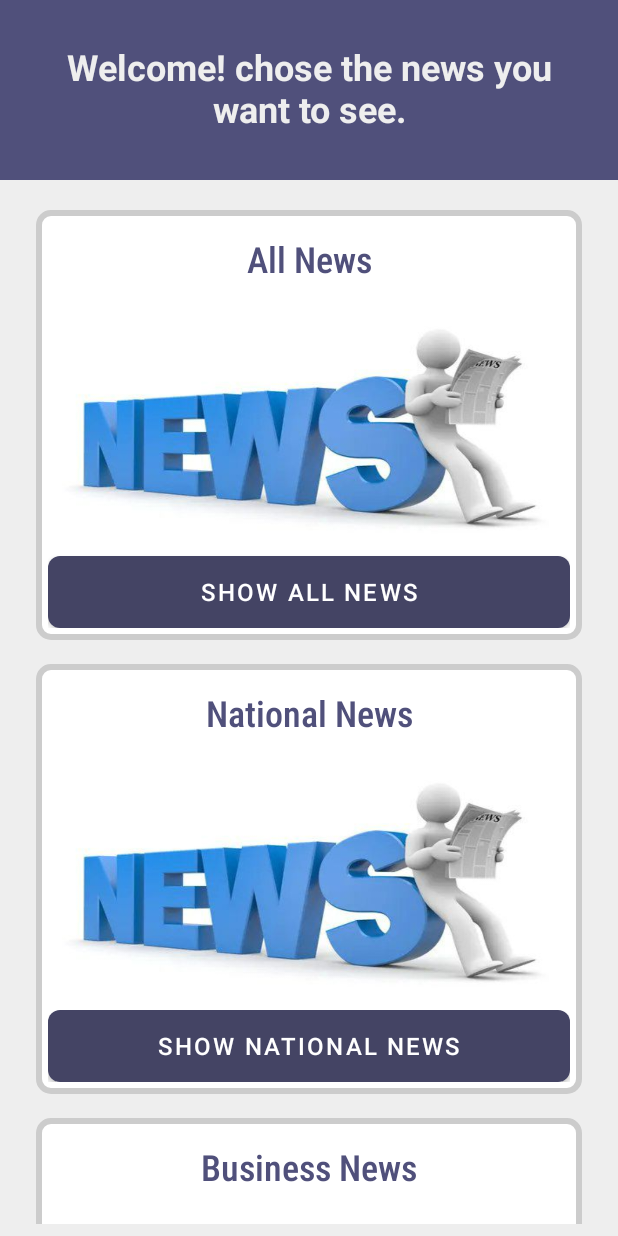
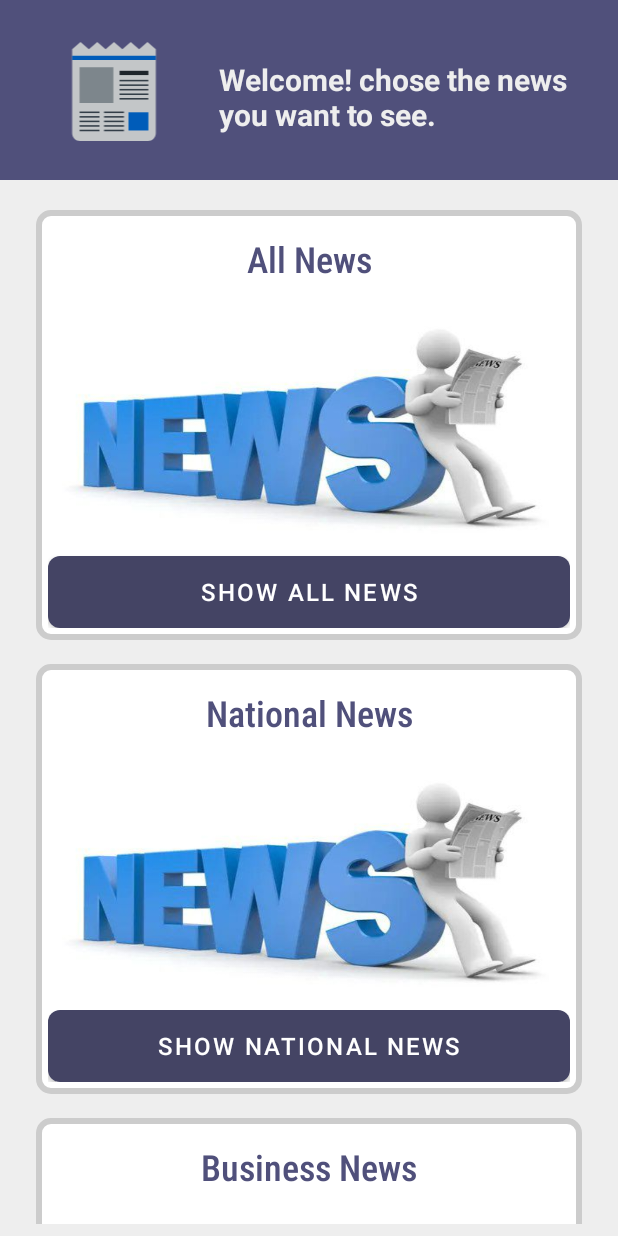
Before and after one commit to GitHubRawadJamal/W12T_Miscellaneous_News_App, an Android app: the screen it shows after launch (MainActivity), on a phone screen of 412 x 824 dp. Run offline under Robolectric (Android 15) with nearby library versions, the phone set to English and light mode, and no system bars.

Commit message:
add: branch develop

```diff
--- a/app/build.gradle
+++ b/app/build.gradle
@@ -53,4 +53,5 @@
     implementation "io.reactivex.rxjava3:rxjava:3.1.5"
     implementation "io.reactivex.rxjava3:rxandroid:3.0.0"
     implementation 'org.jetbrains.kotlinx:kotlinx-coroutines-android:1.6.1'
+    implementation "androidx.lifecycle:lifecycle-runtime-ktx:2.5.1"
 }
--- a/app/src/main/AndroidManifest.xml
+++ b/app/src/main/AndroidManifest.xml
@@ -3,14 +3,17 @@
     xmlns:tools="http://schemas.android.com/tools"
     package="com.example.w12t_miscellaneous_news_app">
 
+    <uses-permission android:name="android.permission.INTERNET"/>
+
     <application
+        android:usesCleartextTraffic="true"
         android:allowBackup="true"
         android:dataExtractionRules="@xml/data_extraction_rules"
         android:fullBackupContent="@xml/backup_rules"
         android:icon="@mipmap/ic_launcher"
         android:label="@string/app_name"
         android:roundIcon="@mipmap/ic_launcher_round"
-        android:supportsRtl="true"
+        android:supportsRtl="false"
         android:theme="@style/Theme.W12T_Miscellaneous_News_App"
         tools:targetApi="31">
         <activity
--- /dev/null
+++ b/app/src/main/res/drawable/app_icon_foreground.xml
@@ -0,0 +1,71 @@
+<vector xmlns:android="http://schemas.android.com/apk/res/android"
+    android:width="108dp"
+    android:height="108dp"
+    android:viewportWidth="108"
+    android:viewportHeight="108">
+  <group android:scaleX="0.18656072"
+      android:scaleY="0.18656072"
+      android:translateX="21.6"
+      android:translateY="21.6">
+    <path
+        android:pathData="M291.13,0l-29.36,25.44L232.4,0l-29.36,25.44L173.67,0l-29.36,25.44L114.94,0L85.58,25.44L56.22,0L26.85,25.44v294.71c0,14.95 12.23,27.19 27.19,27.19h239.26c14.95,0 27.19,-12.23 27.19,-27.19V25.44L291.13,0z"
+        android:fillColor="#C3C6C8"/>
+    <path
+        android:pathData="M52.95,88.4h118.54v125.74h-118.54z"
+        android:fillColor="#7D868C"/>
+    <path
+        android:pathData="M193.26,101.01h101.13v15.05h-101.13z"
+        android:fillColor="#1E252B"/>
+    <path
+        android:pathData="M193.07,132.73h101.13v5.44h-101.13z"
+        android:fillColor="#333E48"/>
+    <path
+        android:pathData="M193.07,148.68h101.13v5.44h-101.13z"
+        android:fillColor="#333E48"/>
+    <path
+        android:pathData="M193.07,164.63h101.13v5.44h-101.13z"
+        android:fillColor="#333E48"/>
+    <path
+        android:pathData="M193.07,180.59h101.13v5.44h-101.13z"
+        android:fillColor="#333E48"/>
+    <path
+        android:pathData="M193.07,196.54h101.13v5.44h-101.13z"
+        android:fillColor="#333E48"/>
+    <path
+        android:pathData="M138.72,243.93h69.9v5.44h-69.9z"
+        android:fillColor="#333E48"/>
+    <path
+        android:pathData="M138.72,259.89h69.9v5.44h-69.9z"
+        android:fillColor="#333E48"/>
+    <path
+        android:pathData="M138.72,275.84h69.9v5.44h-69.9z"
+        android:fillColor="#333E48"/>
+    <path
+        android:pathData="M138.72,291.79h69.9v5.44h-69.9z"
+        android:fillColor="#333E48"/>
+    <path
+        android:pathData="M138.72,307.74h69.9v5.44h-69.9z"
+        android:fillColor="#333E48"/>
+    <path
+        android:pathData="M52.95,243.93h69.9v5.44h-69.9z"
+        android:fillColor="#333E48"/>
+    <path
+        android:pathData="M52.95,259.89h69.9v5.44h-69.9z"
+        android:fillColor="#333E48"/>
+    <path
+        android:pathData="M52.95,275.84h69.9v5.44h-69.9z"
+        android:fillColor="#333E48"/>
+    <path
+        android:pathData="M52.95,291.79h69.9v5.44h-69.9z"
+        android:fillColor="#333E48"/>
+    <path
+        android:pathData="M52.95,307.74h69.9v5.44h-69.9z"
+        android:fillColor="#333E48"/>
+    <path
+        android:pathData="M224.49,246.65h69.9v63.8h-69.9z"
+        android:fillColor="#005CB9"/>
+    <path
+        android:pathData="M26.85,48.27h293.64v15.23h-293.64z"
+        android:fillColor="#005CB9"/>
+  </group>
+</vector>
--- a/app/src/main/res/layout/activity_main.xml
+++ b/app/src/main/res/layout/activity_main.xml
@@ -17,20 +17,30 @@
         app:layout_constraintEnd_toEndOf="parent"
         app:layout_constraintTop_toTopOf="parent">
 
+        <ImageView
+            android:id="@+id/image_start_view"
+            android:layout_width="120dp"
+            android:layout_height="110dp"
+            android:src="@drawable/app_icon_foreground"
+            app:layout_constraintStart_toStartOf="parent"
+            app:layout_constraintTop_toTopOf="parent"
+            app:layout_constraintBottom_toBottomOf="parent"/>
+
+
         <TextView
             android:id="@+id/text_start_view"
-            android:layout_width="match_parent"
+            android:layout_width="250dp"
             android:layout_height="wrap_content"
             android:text="@string/text_start_view"
-            android:textSize="@dimen/text_size_large"
+            android:textSize="@dimen/text_size_medium"
             android:textStyle="bold"
             android:textColor="@color/light_gray"
             android:layout_marginTop="@dimen/margin_small"
+            android:layout_marginEnd="@dimen/margin_very_small"
             android:padding="@dimen/margin_very_small"
-            android:gravity="center"
             app:layout_constraintEnd_toEndOf="parent"
-            app:layout_constraintStart_toStartOf="parent"
-            app:layout_constraintTop_toTopOf="parent" />
+            app:layout_constraintTop_toTopOf="@id/image_start_view"
+            app:layout_constraintBottom_toBottomOf="@id/image_start_view"/>
 
     </androidx.constraintlayout.widget.ConstraintLayout>
 
--- /dev/null
+++ b/app/src/main/res/values/app_icon_background.xml
@@ -0,0 +1,4 @@
+<?xml version="1.0" encoding="utf-8"?>
+<resources>
+    <color name="app_icon_background">#EEEEEE</color>
+</resources>
```
Also changed, not shown: app/src/main/app_icon-playstore.png (added), app/src/main/res/drawable/icon_default_new_image.png (added), app/src/main/res/drawable/icon_new_word.png (added), app/src/main/res/drawable/icon_person_reading_news.png (added).
